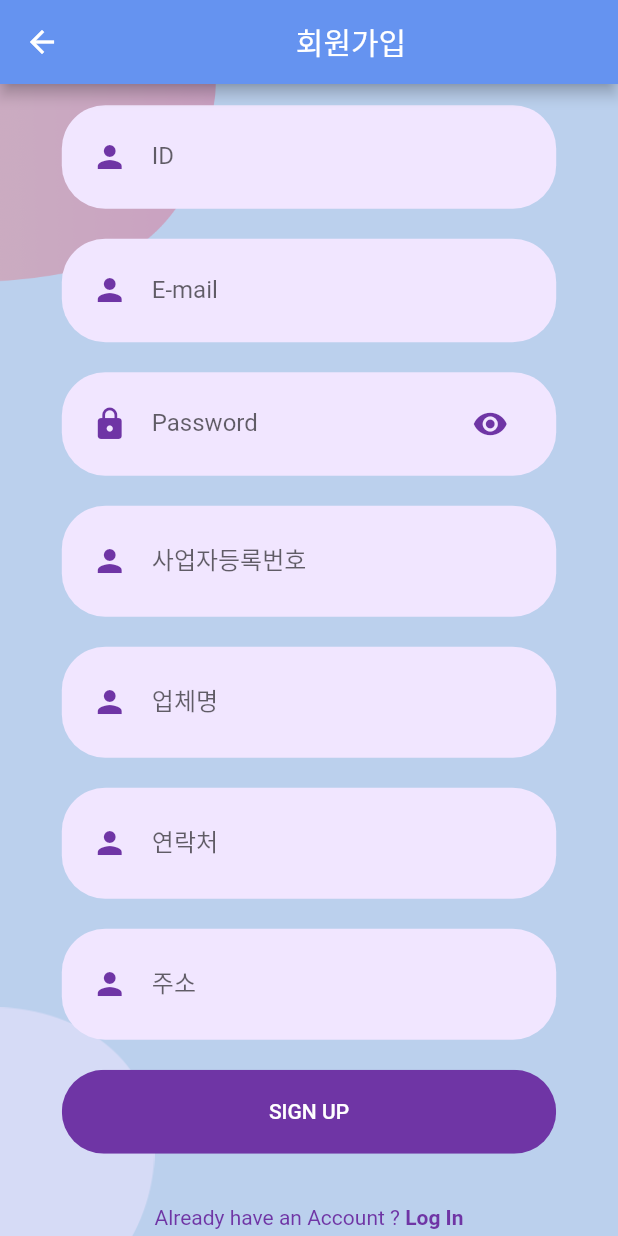
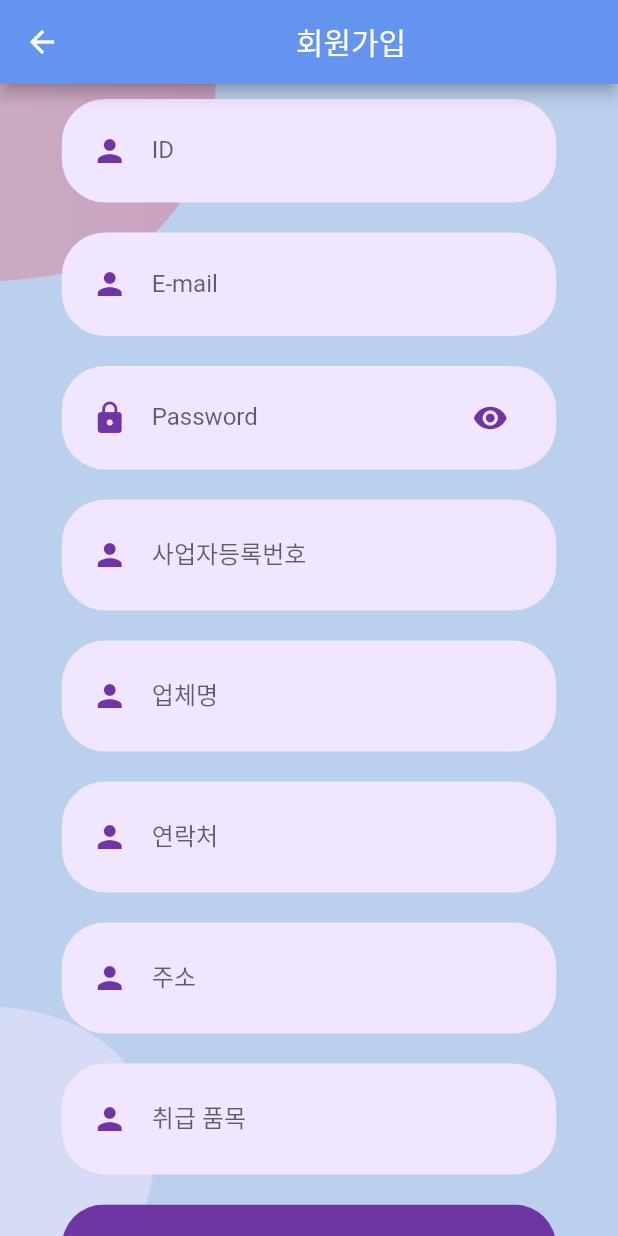
Before and after one commit to CNU-capstone-team6/Fresh-Food, a Flutter app: the SignUpScreen screen opened directly, after a tap on "SIGN UP", on a phone screen of 412 x 824 dp. Run offline on Flutter 3.47's test engine with Material 2 defaults, Android fonts, the phone set to English and light mode, and no system bars; our stand-ins replace flutter_svg, parse_server_sdk_flutter, qr_flutter; missing offline and left inert: qrscan, web3dart; statements that could not run were skipped; project files that could hold a hidden picture were left out.

Commit message:
회원가입 품목 칸 add

```diff
--- a/freshfood/lib/home_page.dart
+++ b/freshfood/lib/home_page.dart
@@ -2,7 +2,7 @@ import 'package:flutter/material.dart';
 import 'package:flutter/services.dart';
 import 'package:flutter_svg/svg.dart';
 
-import 'package:freshfood/Inquire_page.dart';
+import 'package:freshfood/inquire/Inquire_page.dart';
 import 'package:freshfood/introduce_page.dart';
 import 'package:freshfood/log_sign_page/login/login_page.dart';
 import 'package:freshfood/log_sign_page/widget/rounded_button.dart';
--- a/freshfood/lib/Inquire_page.dart
+++ b/freshfood/lib/inquire/Inquire_page.dart
@@ -14,8 +14,6 @@ class InquirePage extends StatelessWidget {
       body: Center(
         child: Column(
           children: <Widget>[
-
-
             // RaisedButton(
             //   textColor: Colors.white,
             //   color: Colors.redAccent,
--- a/freshfood/lib/log_sign_page/signin/components/body.dart
+++ b/freshfood/lib/log_sign_page/signin/components/body.dart
@@ -23,7 +23,7 @@ class Body extends StatelessWidget {
   final controllerBNumber = TextEditingController();
   final controllerContactInf = TextEditingController();
   final controllerAdress = TextEditingController();
-
+  final controllerItems = TextEditingController();
 
   @override
   Widget build(BuildContext context) {
@@ -79,6 +79,13 @@ class Body extends StatelessWidget {
               controller: controllerAdress,
               keyboardType : TextInputType.text,
               labelText: "주소",
+              onChanged: (value) {},
+            ),
+            RoundedInputField(
+              hintText: "취급 품목",
+              controller: controllerItems,
+              keyboardType : TextInputType.text,
+              labelText: "취급 품목",
               onChanged: (value) {},
             ),
             RoundedButton(
@@ -176,6 +183,7 @@ class Body extends StatelessWidget {
     final companyname = controllerCompanyname.text.trim();
     final contact_inf = int.parse(controllerContactInf.text.trim());
     final adress = controllerAdress.text.trim();
+    final items = controllerItems.text.trim();
 
     // ParseObject parseObject = ParseObject("user");
 
@@ -185,7 +193,8 @@ class Body extends StatelessWidget {
       ..set("bnumber", bnumber)
       ..set("companyname", companyname)
       ..set("contact_inf", contact_inf)
-      ..set("adress", adress);
+      ..set("adress", adress)
+      ..set("items", items);
     // var user = ParseUser().create("test", "test1", "test22");
 
     var response = await user.signUp();
```
